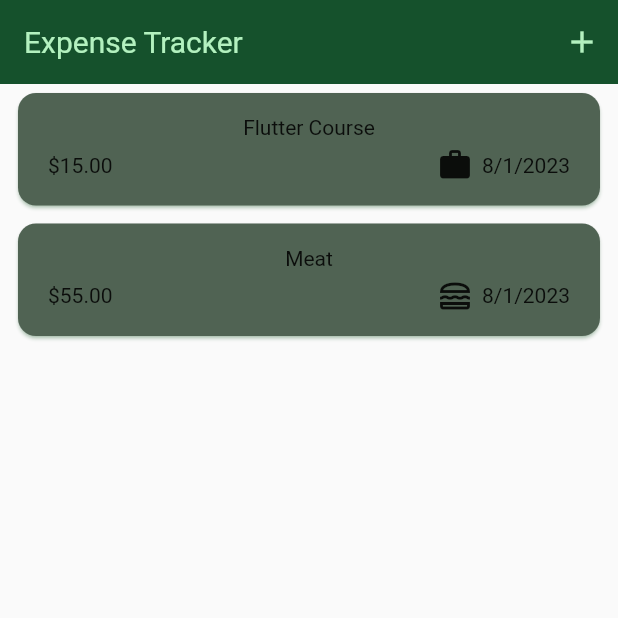
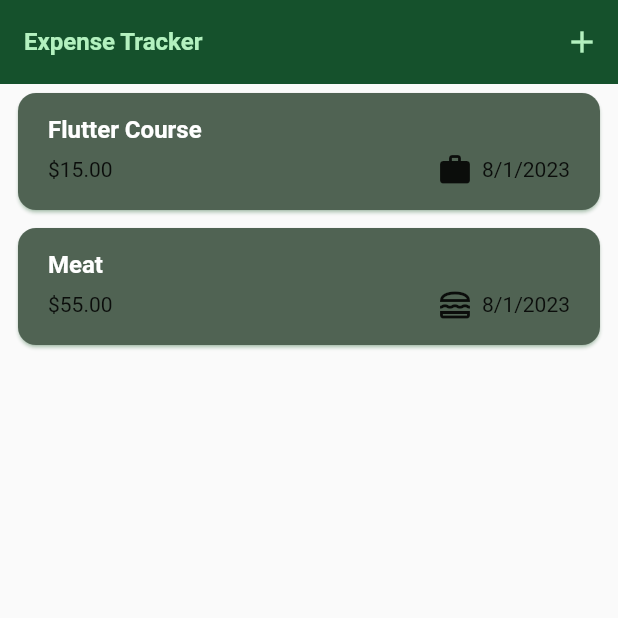
Before and after one commit to guisantogui/expeses_list, a Flutter app: the screen it shows after launch, on a phone screen of 412 x 824 dp, the top half of it. Run offline on Flutter 3.47's test engine with Material 2 defaults, Android fonts, the phone set to English and light mode, and no system bars.

Commit message:
Adicionando e refinando design

```diff
--- a/lib/main.dart
+++ b/lib/main.dart
@@ -34,8 +34,9 @@ class MyApp extends StatelessWidget {
         ),
         textTheme: ThemeData().textTheme.copyWith(
               titleLarge: const TextStyle(
-                fontWeight: FontWeight.normal,
-                //color: Colors.white,
+                fontWeight: FontWeight.bold,
+                fontSize: 16,
+                color: Colors.white,
               ),
             ),
       ),
--- a/lib/widgets/expenses_list/expense_item.dart
+++ b/lib/widgets/expenses_list/expense_item.dart
@@ -15,8 +15,12 @@ class ExpenseItem extends StatelessWidget {
             vertical: 15,
           ),
           child: Column(
+            crossAxisAlignment: CrossAxisAlignment.start,
             children: [
-              Text(expense.title),
+              Text(
+                expense.title,
+                style: Theme.of(context).textTheme.titleLarge,
+              ),
               const SizedBox(
                 height: 5,
               ),
@@ -32,9 +36,7 @@ class ExpenseItem extends StatelessWidget {
                       const SizedBox(
                         width: 6,
                       ),
-                      Text(
-                        expense.formattedDate
-                      )
+                      Text(expense.formattedDate)
                     ],
                   )
                 ],
--- a/lib/widgets/expenses_list/expenses_list.dart
+++ b/lib/widgets/expenses_list/expenses_list.dart
@@ -15,6 +15,13 @@ class ExpensesList extends StatelessWidget {
     return ListView.builder(
       itemCount: expenses.length,
       itemBuilder: (context, index) => Dismissible(
+        background: Container(
+          color: Theme.of(context).colorScheme.error.withOpacity(.9),
+          margin: EdgeInsets.symmetric(
+            horizontal: Theme.of(context).cardTheme.margin!.horizontal,
+            vertical: Theme.of(context).cardTheme.margin!.vertical,
+          ),
+        ),
         key: ValueKey(expenses[index]),
         child: ExpenseItem(expenses[index]),
         onDismissed: (direction) {
```
